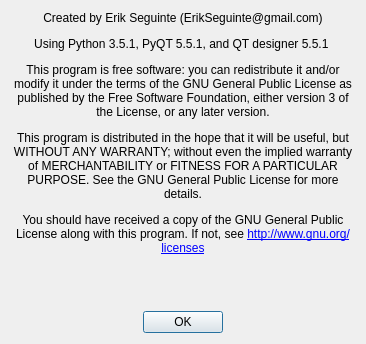
Before: the Qt Designer form lib/About_gui.ui in ErikSeguinte/ex-3e-tracker-Python, drawn with Qt 5.
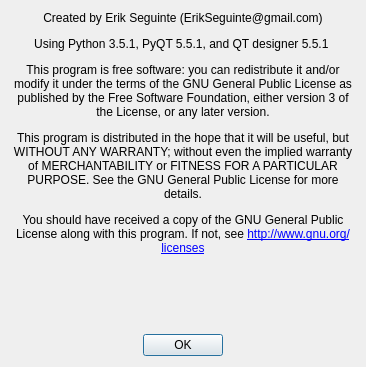
After: the same form once the commit is applied.

```diff
--- a/lib/About_gui.ui
+++ b/lib/About_gui.ui
@@ -7,7 +7,7 @@
     <x>0</x>
     <y>0</y>
     <width>366</width>
-    <height>344</height>
+    <height>367</height>
    </rect>
   </property>
   <property name="windowTitle">
```
